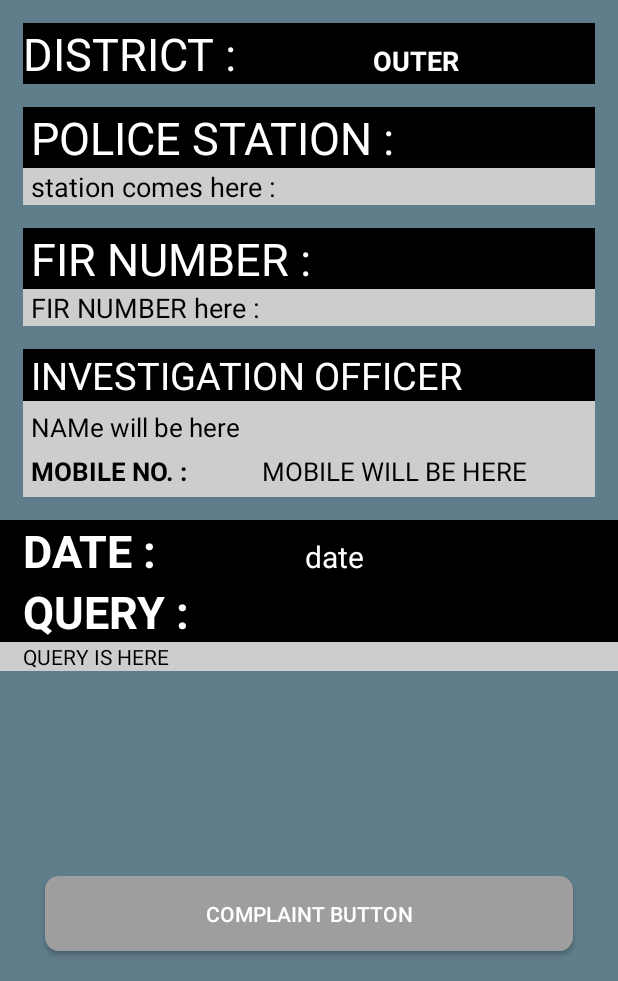
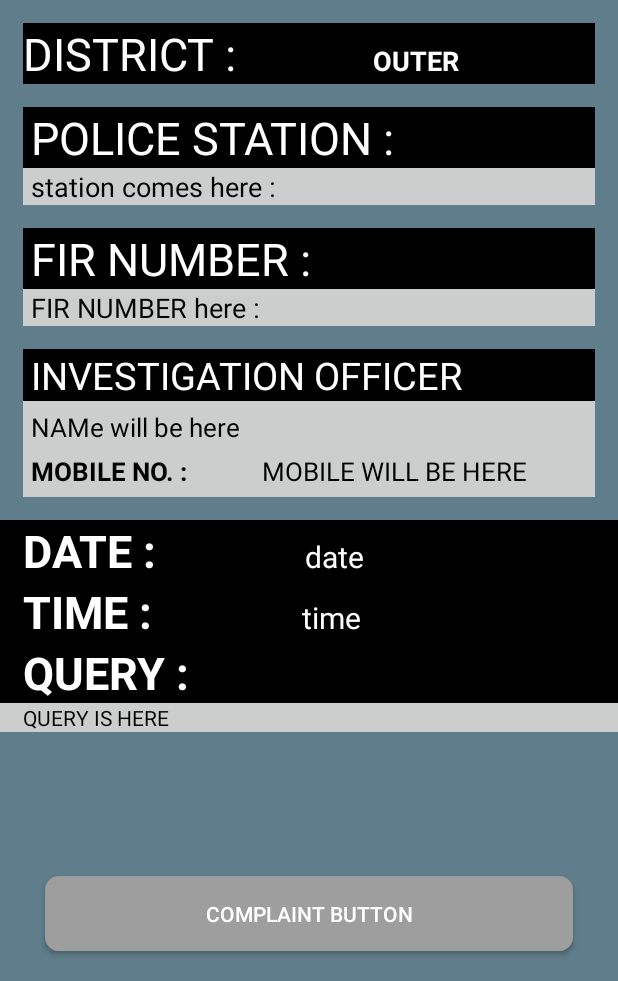
Before and after one commit to krishnarai30/ApkaUpdate-master, an Android app: the layout content_display_details.xml on its own in the app's theme, with its tools: preview values and no code run, on a phone screen of 412 x 824 dp, the part 255-1236 px from its top. Run offline under Robolectric (Android 15) with nearby library versions, the phone set to English and light mode, and no system bars.

Commit message:
APP DONE TABLE DONE

```diff
--- a/app/src/main/java/sd_dtu/apkaupdate/MenuActivity.java
+++ b/app/src/main/java/sd_dtu/apkaupdate/MenuActivity.java
@@ -50,6 +50,6 @@ public class MenuActivity extends AppCompatActivity {
 
     @Override
     public void onBackPressed() {
-        finish();
+        return;
     }
 }
--- a/app/src/main/java/sd_dtu/apkaupdate/UserContract.java
+++ b/app/src/main/java/sd_dtu/apkaupdate/UserContract.java
@@ -14,6 +14,7 @@ public class UserContract {
         public static final String MOBILE = "mobileno";
         public static final String QUERY = "customquery";
         public static final String DATE = "date";
+        public static final String TIME = "time";
         public static final String TABLENAME = "FIRTABLE";
     }
 }
--- a/app/src/main/res/layout/content_display_details.xml
+++ b/app/src/main/res/layout/content_display_details.xml
@@ -200,6 +200,34 @@
              <LinearLayout
                  android:layout_width="match_parent"
                  android:layout_height="wrap_content"
+                 android:orientation="horizontal"
+                 android:paddingLeft="15dp"
+                 android:background="#000"
+                 android:paddingRight="15dp"
+                 >
+                 <TextView
+                     android:layout_width="wrap_content"
+                     android:layout_height="wrap_content"
+                     android:layout_weight="0.6"
+                     android:text="TIME : "
+                     android:textColor="#fff"
+                     android:background="#000"
+                     android:textSize="30dp"
+                     android:textStyle="bold"
+                     />
+                 <TextView
+                     android:layout_width="wrap_content"
+                     android:layout_height="wrap_content"
+                     android:layout_weight="1"
+                     android:text="time"
+                     android:textColor="#fff"
+                     android:textSize="20dp"
+                     android:id="@+id/time1"
+                     />
+             </LinearLayout>
+             <LinearLayout
+                 android:layout_width="match_parent"
+                 android:layout_height="wrap_content"
                  android:orientation="vertical"
 
                  >
```
Also changed, not shown: app/src/main/java/sd_dtu/apkaupdate/DisplayDetails.java (+5 -2 lines), app/src/main/java/sd_dtu/apkaupdate/FIRDB.java (+5 -4 lines), app/src/main/java/sd_dtu/apkaupdate/QueryActivity.java (+13 -2 lines), 1 other file.
